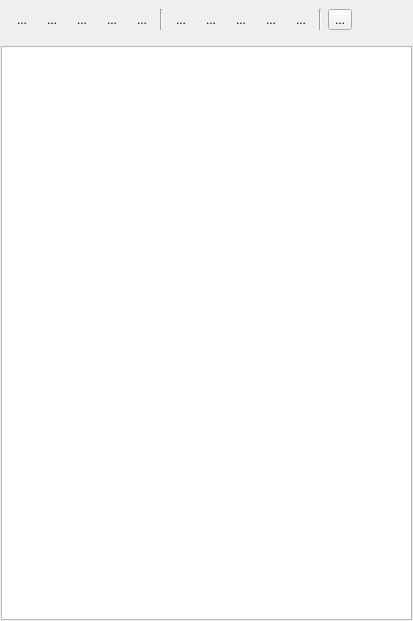
Old version of the form sources/lusan/view/common/ui/NaviLiveLogsScopes.ui in the repository aregtech/areg-sdk-tools.
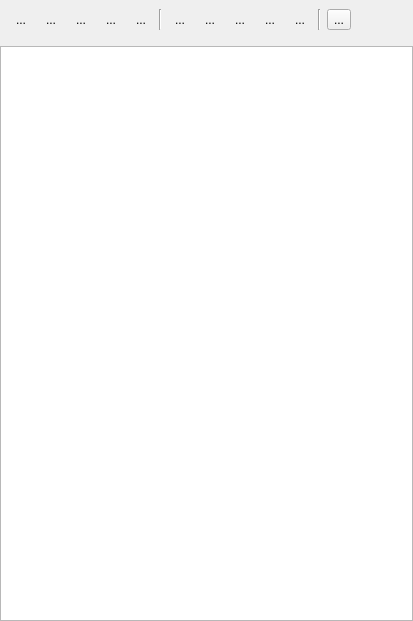
New version of the form. Icons and pictures are not drawn.

Commit message: Synchronized view when switch from live mode logging to offline mode.

What changed in the file:
```diff
--- a/sources/lusan/view/common/ui/NaviLiveLogsScopes.ui
+++ b/sources/lusan/view/common/ui/NaviLiveLogsScopes.ui
@@ -19,15 +19,23 @@
   <property name="windowTitle">
    <string>Form</string>
   </property>
-  <widget class="QWidget" name="verticalLayoutWidget">
-   <property name="geometry">
-    <rect>
-     <x>1</x>
-     <y>0</y>
-     <width>411</width>
-     <height>620</height>
-    </rect>
+  <layout class="QHBoxLayout" name="horizontalLayout_2">
+   <property name="spacing">
+    <number>0</number>
    </property>
+   <property name="leftMargin">
+    <number>0</number>
+   </property>
+   <property name="topMargin">
+    <number>0</number>
+   </property>
+   <property name="rightMargin">
+    <number>0</number>
+   </property>
+   <property name="bottomMargin">
+    <number>0</number>
+   </property>
+   <item>
    <layout class="QVBoxLayout" name="verticalLayout">
     <property name="spacing">
      <number>7</number>
@@ -300,7 +308,10 @@
     <item>
      <widget class="QTreeView" name="treeView">
       <property name="autoFillBackground">
-       <bool>true</bool>
+        <bool>false</bool>
+       </property>
+       <property name="sizeAdjustPolicy">
+        <enum>QAbstractScrollArea::SizeAdjustPolicy::AdjustToContents</enum>
       </property>
       <property name="editTriggers">
        <set>QAbstractItemView::EditTrigger::EditKeyPressed</set>
@@ -326,7 +337,8 @@
      </widget>
     </item>
    </layout>
-  </widget>
+   </item>
+  </layout>
  </widget>
  <resources/>
  <connections/>
```
Lines whose indentation alone changed are shown as unchanged. The commit also changes 15 other files.
